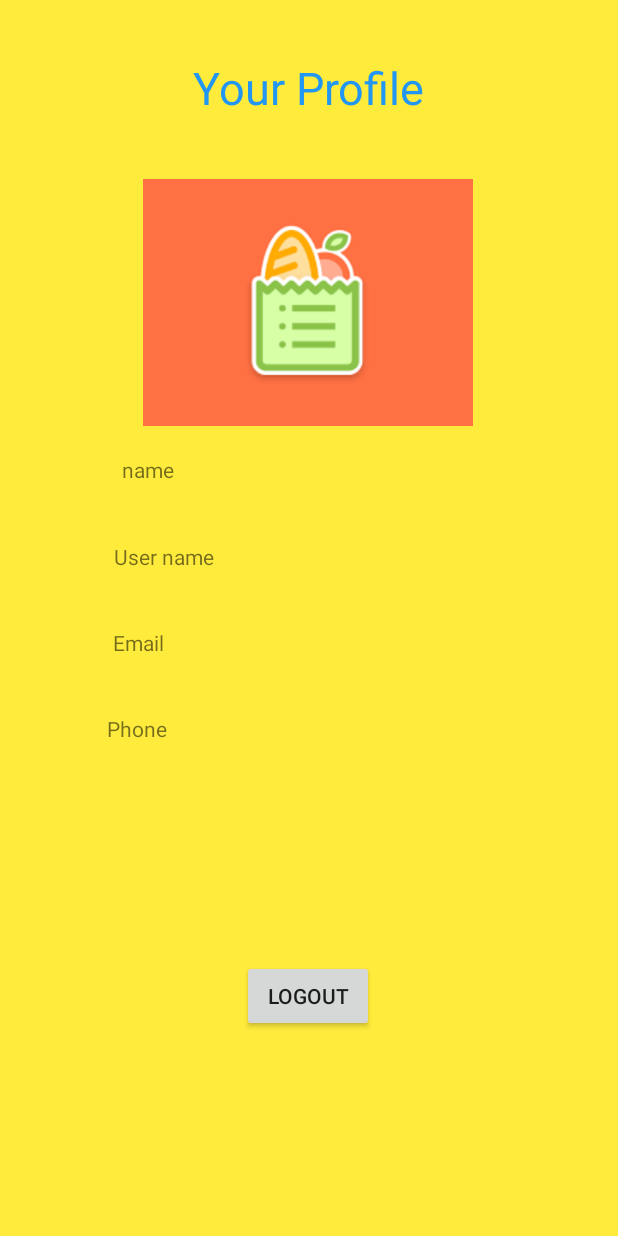
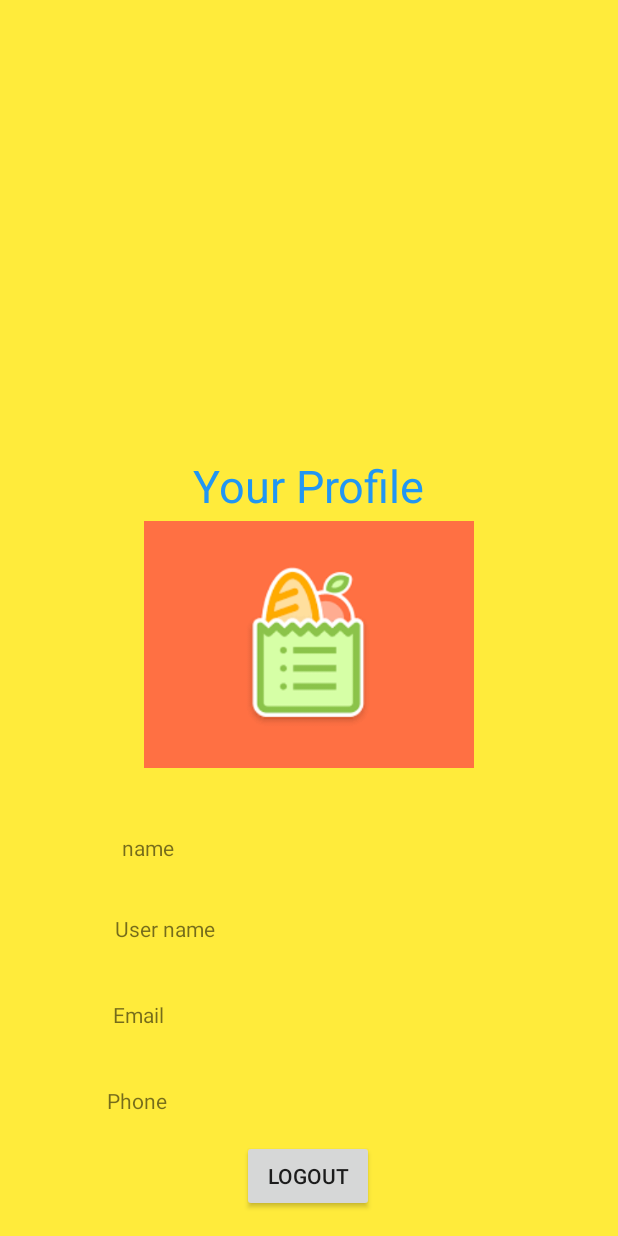
Before and after one commit to taru2001/Droidrush2020, an Android app: the layout activity_profile.xml on its own in the app's theme, with its tools: preview values and no code run, on a phone screen of 412 x 824 dp. Run offline under Robolectric (Android 15) with nearby library versions, the phone set to English and light mode, and no system bars; Roboto replaces fonts that are not available here.

Commit message:
empty credentials in corrected, email verification successful and search bar failed

```diff
--- a/droidrush/app/src/main/java/com/example/tysgrocery/Beverages.java
+++ b/droidrush/app/src/main/java/com/example/tysgrocery/Beverages.java
@@ -50,7 +50,7 @@ public class Beverages extends AppCompatActivity implements FirestoreAdapter.OnL
         auth = FirebaseAuth.getInstance();
         UserId = auth.getCurrentUser().getUid();
 
-        Query query = fstore.collection("Categories").document("beverages").collection(UserId);
+        Query query = fstore.collection("Categories").document("beverages").collection("Product");
 //        Query query = fstore.collection("Users");
         FirestoreRecyclerOptions<ProductModel> options = new FirestoreRecyclerOptions.Builder<ProductModel>().
                 setQuery(query,ProductModel.class)
--- a/droidrush/app/src/main/java/com/example/tysgrocery/Cleaners.java
+++ b/droidrush/app/src/main/java/com/example/tysgrocery/Cleaners.java
@@ -70,7 +70,7 @@ public class Cleaners extends AppCompatActivity implements FirestoreAdapter.OnLi
             }
         });
 
-        Query query = fstore.collection("Categories").document("cleaners").collection(UserId);
+        Query query = fstore.collection("Categories").document("cleaners").collection("Product");
         FirestoreRecyclerOptions<ProductModel> options = new FirestoreRecyclerOptions.Builder<ProductModel>().
                 setQuery(query,ProductModel.class)
                 .build();
--- a/droidrush/app/src/main/java/com/example/tysgrocery/Dairy.java
+++ b/droidrush/app/src/main/java/com/example/tysgrocery/Dairy.java
@@ -71,7 +71,7 @@ public class Dairy extends AppCompatActivity implements FirestoreAdapter.OnListI
 
         UserId = auth.getCurrentUser().getUid();
 
-        Query query = fstore.collection("Categories").document("dairy").collection(UserId);
+        Query query = fstore.collection("Categories").document("dairy").collection("Product");
         FirestoreRecyclerOptions<ProductModel> options = new FirestoreRecyclerOptions.Builder<ProductModel>().
                 setQuery(query,ProductModel.class)
                 .build();
--- a/droidrush/app/src/main/java/com/example/tysgrocery/FandV.java
+++ b/droidrush/app/src/main/java/com/example/tysgrocery/FandV.java
@@ -70,7 +70,7 @@ public class FandV extends AppCompatActivity implements FirestoreAdapter.OnListI
             }
         });
 
-        Query query = fstore.collection("Categories").document("fruits&veg").collection(UserId);
+        Query query = fstore.collection("Categories").document("fruits&veg").collection("Product");
         FirestoreRecyclerOptions<ProductModel> options = new FirestoreRecyclerOptions.Builder<ProductModel>().
                 setQuery(query,ProductModel.class)
                 .build();
--- a/droidrush/app/src/main/java/com/example/tysgrocery/MainActivity.java
+++ b/droidrush/app/src/main/java/com/example/tysgrocery/MainActivity.java
@@ -25,7 +25,11 @@ public class MainActivity extends AppCompatActivity {
         login = findViewById(R.id.login);
 
         auth = FirebaseAuth.getInstance();
-        UserId = auth.getCurrentUser().getUid();
+        if(auth.getCurrentUser()!=null)
+        {
+            UserId = auth.getCurrentUser().getUid();
+            startActivity(new Intent(MainActivity.this,userHome.class));
+        }
 
         register.setOnClickListener(new View.OnClickListener() {
             @Override
--- a/droidrush/app/src/main/java/com/example/tysgrocery/dry.java
+++ b/droidrush/app/src/main/java/com/example/tysgrocery/dry.java
@@ -71,7 +71,7 @@ public class dry extends AppCompatActivity implements FirestoreAdapter.OnListIte
             }
         });
 
-        Query query = fstore.collection("Categories").document("dry").collection(UserId);
+        Query query = fstore.collection("Categories").document("dry").collection("Product");
         FirestoreRecyclerOptions<ProductModel> options = new FirestoreRecyclerOptions.Builder<ProductModel>().
                 setQuery(query,ProductModel.class)
                 .build();
--- /dev/null
+++ b/droidrush/app/src/main/res/drawable/ic_baseline_search_24.xml
@@ -0,0 +1,5 @@
+<vector android:height="24dp" android:tint="#FFF429"
+    android:viewportHeight="24" android:viewportWidth="24"
+    android:width="24dp" xmlns:android="http://schemas.android.com/apk/res/android">
+    <path android:fillColor="@android:color/white" android:pathData="M15.5,14h-0.79l-0.28,-0.27C15.41,12.59 16,11.11 16,9.5 16,5.91 13.09,3 9.5,3S3,5.91 3,9.5 5.91,16 9.5,16c1.61,0 3.09,-0.59 4.23,-1.57l0.27,0.28v0.79l5,4.99L20.49,19l-4.99,-5zM9.5,14C7.01,14 5,11.99 5,9.5S7.01,5 9.5,5 14,7.01 14,9.5 11.99,14 9.5,14z"/>
+</vector>
--- a/droidrush/app/src/main/res/layout/activity_profile.xml
+++ b/droidrush/app/src/main/res/layout/activity_profile.xml
@@ -11,22 +11,21 @@
         android:id="@+id/logout"
         android:layout_width="wrap_content"
         android:layout_height="wrap_content"
+        android:layout_marginBottom="16dp"
         android:text="Logout"
         app:layout_constraintBottom_toBottomOf="parent"
         app:layout_constraintEnd_toEndOf="parent"
         app:layout_constraintHorizontal_bias="0.498"
-        app:layout_constraintStart_toStartOf="parent"
-        app:layout_constraintTop_toBottomOf="@+id/price" />
+        app:layout_constraintStart_toStartOf="parent" />
 
     <ImageView
         android:id="@+id/imageView2"
         android:layout_width="220dp"
         android:layout_height="171dp"
-        android:layout_marginTop="116dp"
+        android:layout_marginBottom="40dp"
+        app:layout_constraintBottom_toTopOf="@+id/name"
         app:layout_constraintEnd_toEndOf="parent"
-        app:layout_constraintHorizontal_bias="0.497"
         app:layout_constraintStart_toStartOf="parent"
-        app:layout_constraintTop_toTopOf="parent"
         app:srcCompat="@drawable/title" />
 
     <TextView
@@ -38,50 +37,72 @@
         android:textSize="30sp"
         app:layout_constraintBottom_toTopOf="@+id/imageView2"
         app:layout_constraintEnd_toEndOf="parent"
-        app:layout_constraintStart_toStartOf="parent"
-        app:layout_constraintTop_toTopOf="parent" />
+        app:layout_constraintStart_toStartOf="parent" />
 
     <TextView
         android:id="@+id/name"
         android:layout_width="248dp"
         android:layout_height="30dp"
-        android:layout_marginTop="16dp"
+        android:layout_marginBottom="24dp"
         android:text="name"
+        app:layout_constraintBottom_toTopOf="@+id/user_name"
         app:layout_constraintEnd_toEndOf="parent"
         app:layout_constraintHorizontal_bias="0.496"
-        app:layout_constraintStart_toStartOf="parent"
-        app:layout_constraintTop_toBottomOf="@+id/imageView2" />
+        app:layout_constraintStart_toStartOf="parent" />
 
     <TextView
         android:id="@+id/user_name"
         android:layout_width="260dp"
         android:layout_height="33dp"
-        android:layout_marginTop="28dp"
+        android:layout_marginBottom="24dp"
         android:text="User name"
+        app:layout_constraintBottom_toTopOf="@+id/email"
         app:layout_constraintEnd_toEndOf="parent"
-        app:layout_constraintHorizontal_bias="0.498"
-        app:layout_constraintStart_toStartOf="parent"
-        app:layout_constraintTop_toBottomOf="@+id/name" />
+        app:layout_constraintHorizontal_bias="0.503"
+        app:layout_constraintStart_toStartOf="parent" />
 
     <TextView
         android:id="@+id/email"
         android:layout_width="261dp"
         android:layout_height="29dp"
-        android:layout_marginTop="24dp"
+        android:layout_marginBottom="28dp"
         android:text="Email"
+        app:layout_constraintBottom_toTopOf="@+id/price"
         app:layout_constraintEnd_toEndOf="parent"
-        app:layout_constraintHorizontal_bias="0.498"
-        app:layout_constraintStart_toStartOf="parent"
-        app:layout_constraintTop_toBottomOf="@+id/user_name" />
+        app:layout_constraintStart_toStartOf="parent" />
 
     <TextView
         android:id="@+id/price"
         android:layout_width="269dp"
         android:layout_height="28dp"
-        android:layout_marginTop="28dp"
+        android:layout_marginBottom="8dp"
         android:text="Phone"
+        app:layout_constraintBottom_toTopOf="@+id/logout"
         app:layout_constraintEnd_toEndOf="parent"
+        app:layout_constraintStart_toStartOf="parent" />
+
+    <TextView
+        android:id="@+id/verify"
+        android:layout_width="293dp"
+        android:layout_height="40dp"
+        android:text="    Email not Verified!"
+        android:textColor="#E41010"
+        android:textSize="30sp"
+        android:visibility="gone"
+        app:flow_horizontalAlign="center"
+        app:layout_constraintBottom_toTopOf="@+id/textView4"
         app:layout_constraintStart_toStartOf="parent"
-        app:layout_constraintTop_toBottomOf="@+id/email" />
+        app:layout_constraintTop_toTopOf="parent" />
+
+    <Button
+        android:id="@+id/resendMail"
+        android:layout_width="wrap_content"
+        android:layout_height="wrap_content"
+        android:text="Verify"
+        android:visibility="gone"
+        app:layout_constraintBottom_toTopOf="@+id/textView4"
+        app:layout_constraintEnd_toEndOf="parent"
+        app:layout_constraintStart_toEndOf="@+id/verify"
+        app:layout_constraintTop_toTopOf="parent" />
 
 </androidx.constraintlayout.widget.ConstraintLayout>
```
Also changed, not shown: droidrush/app/src/main/java/com/example/tysgrocery/Bakery.java (+30 -2 lines), droidrush/app/src/main/java/com/example/tysgrocery/FirestoreAdapter.java (+40 -1 lines), droidrush/app/src/main/java/com/example/tysgrocery/Product.java (+4 -4 lines), droidrush/app/src/main/java/com/example/tysgrocery/Profile.java (+35 -2 lines), droidrush/app/src/main/java/com/example/tysgrocery/Upload.java (+21 -11 lines), droidrush/app/src/main/java/com/example/tysgrocery/register.java (+34 -3 lines), droidrush/app/src/main/res/layout/list_product.xml (+9 -0 lines), droidrush/app/src/main/res/menu/main_menu.xml (added, +13 -0 lines).
